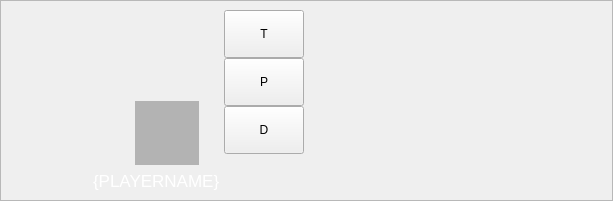
Before: the Qt Designer form branches/macjariel/client/localplayerwidget.ui in kubos741/kbang, drawn with Qt 5.
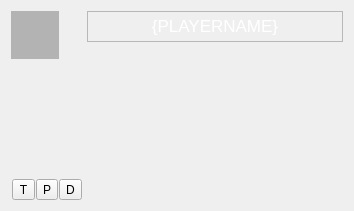
After: the same form once the commit is applied. Custom widgets are drawn as their Qt base class.

Commit message: Some fixes. Sending and recieving Game Messages (log window in client). I hope we are ready to make first public release. Long live to KBang.

Patch:
```diff
--- a/branches/macjariel/client/localplayerwidget.ui
+++ b/branches/macjariel/client/localplayerwidget.ui
@@ -5,12 +5,12 @@
    <rect>
     <x>0</x>
     <y>0</y>
-    <width>613</width>
-    <height>201</height>
+    <width>354</width>
+    <height>195</height>
    </rect>
   </property>
   <property name="sizePolicy" >
-   <sizepolicy vsizetype="Maximum" hsizetype="Preferred" >
+   <sizepolicy vsizetype="Preferred" hsizetype="Preferred" >
     <horstretch>0</horstretch>
     <verstretch>0</verstretch>
    </sizepolicy>
@@ -30,109 +30,23 @@
   <property name="windowTitle" >
    <string>Form</string>
   </property>
+  <layout class="QHBoxLayout" name="horizontalLayout_3" >
+   <property name="spacing" >
+    <number>4</number>
+   </property>
+   <item>
   <layout class="QGridLayout" name="gridLayout" >
-   <property name="margin" >
+     <property name="horizontalSpacing" >
+      <number>4</number>
+     </property>
+     <property name="verticalSpacing" >
     <number>0</number>
    </property>
    <item row="0" column="0" >
-    <widget class="QFrame" name="mainFrame" >
-     <property name="minimumSize" >
-      <size>
-       <width>0</width>
-       <height>0</height>
-      </size>
-     </property>
-     <property name="frameShape" >
-      <enum>QFrame::StyledPanel</enum>
-     </property>
-     <property name="lineWidth" >
+      <layout class="QVBoxLayout" name="verticalLayout_3" >
+       <property name="spacing" >
       <number>2</number>
      </property>
-     <layout class="QHBoxLayout" name="horizontalLayout_4" >
-      <item>
-       <layout class="QGridLayout" name="gridLayout_2" >
-        <item row="0" column="0" >
-         <layout class="QVBoxLayout" name="verticalLayout_2" >
-          <item>
-           <widget class="client::PlayerCharacterWidget" native="1" name="mp_characterWidget" />
-          </item>
-          <item>
-           <spacer name="verticalSpacer_3" >
-            <property name="orientation" >
-             <enum>Qt::Vertical</enum>
-            </property>
-            <property name="sizeType" >
-             <enum>QSizePolicy::Preferred</enum>
-            </property>
-            <property name="sizeHint" stdset="0" >
-             <size>
-              <width>20</width>
-              <height>0</height>
-             </size>
-            </property>
-           </spacer>
-          </item>
-         </layout>
-        </item>
-        <item row="0" column="1" >
-         <layout class="QVBoxLayout" name="verticalLayout" >
-          <item>
-           <layout class="QHBoxLayout" name="horizontalLayout_3" >
-            <item>
-             <spacer name="horizontalSpacer_2" >
-              <property name="orientation" >
-               <enum>Qt::Horizontal</enum>
-              </property>
-              <property name="sizeType" >
-               <enum>QSizePolicy::Minimum</enum>
-              </property>
-              <property name="sizeHint" stdset="0" >
-               <size>
-                <width>0</width>
-                <height>20</height>
-               </size>
-              </property>
-             </spacer>
-            </item>
-            <item>
-             <widget class="client::CardWidget" native="1" name="mp_roleCardWidget" />
-            </item>
-            <item>
-             <spacer name="horizontalSpacer_3" >
-              <property name="orientation" >
-               <enum>Qt::Horizontal</enum>
-              </property>
-              <property name="sizeType" >
-               <enum>QSizePolicy::Minimum</enum>
-              </property>
-              <property name="sizeHint" stdset="0" >
-               <size>
-                <width>0</width>
-                <height>20</height>
-               </size>
-              </property>
-             </spacer>
-            </item>
-           </layout>
-          </item>
-          <item>
-           <layout class="QHBoxLayout" name="horizontalLayout" >
-            <item>
-             <spacer name="horizontalSpacer_4" >
-              <property name="orientation" >
-               <enum>Qt::Horizontal</enum>
-              </property>
-              <property name="sizeType" >
-               <enum>QSizePolicy::Minimum</enum>
-              </property>
-              <property name="sizeHint" stdset="0" >
-               <size>
-                <width>0</width>
-                <height>20</height>
-               </size>
-              </property>
-             </spacer>
-            </item>
             <item>
              <widget class="QLabel" name="mp_labelAvatar" >
               <property name="sizePolicy" >
@@ -143,14 +57,14 @@
               </property>
               <property name="minimumSize" >
                <size>
-                <width>64</width>
-                <height>64</height>
+           <width>48</width>
+           <height>48</height>
                </size>
               </property>
               <property name="maximumSize" >
                <size>
-                <width>64</width>
-                <height>64</height>
+           <width>48</width>
+           <height>48</height>
                </size>
               </property>
               <property name="styleSheet" >
@@ -170,85 +84,61 @@
              </widget>
             </item>
             <item>
-             <spacer name="horizontalSpacer_5" >
+        <widget class="client::CardWidget" native="1" name="mp_roleCardWidget" />
+       </item>
+       <item>
+        <spacer name="verticalSpacer_2" >
               <property name="orientation" >
-               <enum>Qt::Horizontal</enum>
-              </property>
-              <property name="sizeType" >
-               <enum>QSizePolicy::Minimum</enum>
-              </property>
+          <enum>Qt::Vertical</enum>
+         </property>
               <property name="sizeHint" stdset="0" >
                <size>
-                <width>0</width>
-                <height>20</height>
+           <width>20</width>
+           <height>0</height>
                </size>
               </property>
              </spacer>
             </item>
            </layout>
           </item>
-         </layout>
-        </item>
-        <item row="0" column="2" >
-         <layout class="QVBoxLayout" name="verticalLayout_4" >
-          <property name="spacing" >
-           <number>0</number>
-          </property>
+     <item row="0" column="1" >
+      <layout class="QVBoxLayout" name="verticalLayout_2" >
+       <item>
+        <widget class="client::PlayerCharacterWidget" native="1" name="mp_characterWidget" />
+       </item>
           <item>
-           <widget class="QPushButton" name="mp_buttonEndTurn" >
-            <property name="sizePolicy" >
-             <sizepolicy vsizetype="Fixed" hsizetype="Fixed" >
-              <horstretch>0</horstretch>
-              <verstretch>0</verstretch>
-             </sizepolicy>
-            </property>
-            <property name="minimumSize" >
+        <spacer name="verticalSpacer_3" >
+         <property name="orientation" >
+          <enum>Qt::Vertical</enum>
+         </property>
+         <property name="sizeHint" stdset="0" >
              <size>
-              <width>48</width>
-              <height>48</height>
-             </size>
-            </property>
+           <width>20</width>
+           <height>0</height>
+          </size>
+         </property>
+        </spacer>
+       </item>
+      </layout>
+     </item>
+     <item row="1" column="0" colspan="2" >
+      <layout class="QHBoxLayout" name="horizontalLayout_2" >
+       <item>
+        <widget class="QToolButton" name="mp_buttonEndTurn" >
             <property name="text" >
              <string>T</string>
             </property>
            </widget>
           </item>
           <item>
-           <widget class="QPushButton" name="mp_buttonPass" >
-            <property name="sizePolicy" >
-             <sizepolicy vsizetype="Fixed" hsizetype="Fixed" >
-              <horstretch>0</horstretch>
-              <verstretch>0</verstretch>
-             </sizepolicy>
-            </property>
-            <property name="minimumSize" >
-             <size>
-              <width>48</width>
-              <height>48</height>
-             </size>
-            </property>
+        <widget class="QToolButton" name="mp_buttonPass" >
             <property name="text" >
              <string>P</string>
             </property>
            </widget>
           </item>
           <item>
-           <widget class="QPushButton" name="mp_buttonDiscard" >
-            <property name="enabled" >
-             <bool>true</bool>
-            </property>
-            <property name="sizePolicy" >
-             <sizepolicy vsizetype="Fixed" hsizetype="Fixed" >
-              <horstretch>0</horstretch>
-              <verstretch>0</verstretch>
-             </sizepolicy>
-            </property>
-            <property name="minimumSize" >
-             <size>
-              <width>48</width>
-              <height>48</height>
-             </size>
-            </property>
+        <widget class="QToolButton" name="mp_buttonDiscard" >
             <property name="text" >
              <string>D</string>
             </property>
@@ -257,30 +147,21 @@
             </property>
            </widget>
           </item>
-          <item>
-           <spacer name="verticalSpacer_4" >
-            <property name="orientation" >
-             <enum>Qt::Vertical</enum>
-            </property>
-            <property name="sizeType" >
-             <enum>QSizePolicy::MinimumExpanding</enum>
-            </property>
-            <property name="sizeHint" stdset="0" >
-             <size>
-              <width>20</width>
-              <height>0</height>
-             </size>
-            </property>
-           </spacer>
+      </layout>
           </item>
          </layout>
         </item>
-        <item row="1" column="0" colspan="3" >
-         <layout class="QHBoxLayout" name="horizontalLayout_2" >
+   <item>
+    <layout class="QVBoxLayout" name="verticalLayout" >
+     <item>
+      <layout class="QHBoxLayout" name="horizontalLayout" >
+       <property name="spacing" >
+        <number>0</number>
+       </property>
           <item>
            <widget class="QLabel" name="mp_labelPlayerName" >
             <property name="sizePolicy" >
-             <sizepolicy vsizetype="Fixed" hsizetype="Fixed" >
+          <sizepolicy vsizetype="Fixed" hsizetype="Expanding" >
               <horstretch>0</horstretch>
               <verstretch>0</verstretch>
              </sizepolicy>
@@ -293,60 +174,68 @@
             <property name="styleSheet" >
              <string notr="true" >color: white;</string>
             </property>
+         <property name="frameShape" >
+          <enum>QFrame::StyledPanel</enum>
+         </property>
             <property name="text" >
              <string>{PLAYERNAME}</string>
             </property>
             <property name="scaledContents" >
              <bool>false</bool>
             </property>
-           </widget>
-          </item>
-         </layout>
-        </item>
-       </layout>
-      </item>
-      <item>
-       <layout class="QVBoxLayout" name="verticalLayout_3" >
-        <item>
-         <widget class="client::CardList" native="1" name="mp_table" >
-          <property name="sizePolicy" >
-           <sizepolicy vsizetype="Fixed" hsizetype="Preferred" >
-            <horstretch>0</horstretch>
-            <verstretch>0</verstretch>
-           </sizepolicy>
-          </property>
-         </widget>
+         <property name="alignment" >
+          <set>Qt::AlignHCenter|Qt::AlignTop</set>
+         </property>
+        </widget>
+       </item>
+      </layout>
         </item>
         <item>
          <spacer name="verticalSpacer" >
           <property name="orientation" >
            <enum>Qt::Vertical</enum>
           </property>
-          <property name="sizeType" >
-           <enum>QSizePolicy::Minimum</enum>
-          </property>
           <property name="sizeHint" stdset="0" >
            <size>
-            <width>0</width>
+         <width>20</width>
             <height>0</height>
            </size>
           </property>
          </spacer>
         </item>
+     <item>
+      <widget class="client::CardList" native="1" name="mp_table" >
+       <property name="sizePolicy" >
+        <sizepolicy vsizetype="Fixed" hsizetype="Expanding" >
+         <horstretch>0</horstretch>
+         <verstretch>0</verstretch>
+        </sizepolicy>
+       </property>
+       <property name="minimumSize" >
+        <size>
+         <width>0</width>
+         <height>75</height>
+        </size>
+       </property>
+      </widget>
+     </item>
         <item>
          <widget class="client::CardList" native="1" name="mp_hand" >
           <property name="sizePolicy" >
-           <sizepolicy vsizetype="Fixed" hsizetype="Preferred" >
+        <sizepolicy vsizetype="Fixed" hsizetype="Expanding" >
             <horstretch>0</horstretch>
             <verstretch>0</verstretch>
            </sizepolicy>
           </property>
+       <property name="minimumSize" >
+        <size>
+         <width>0</width>
+         <height>75</height>
+        </size>
+       </property>
          </widget>
         </item>
        </layout>
-      </item>
-     </layout>
-    </widget>
    </item>
   </layout>
  </widget>
```
Lines whose indentation alone changed are shown as unchanged. The commit also changes 94 other files.
